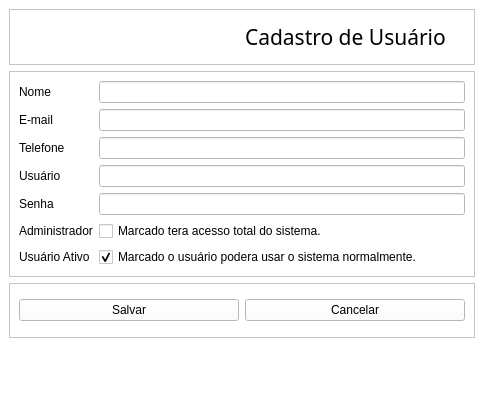
Blastoles/ProjetoSCGI, file View/Telas/CadastroUsuario.ui: the form before one commit.
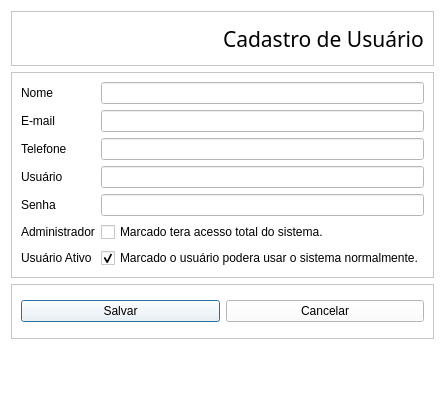
The form after the commit. Icons and pictures are not drawn.

What changed in the file:
```diff
--- a/View/Telas/CadastroUsuario.ui
+++ b/View/Telas/CadastroUsuario.ui
@@ -1,7 +1,7 @@
 <?xml version="1.0" encoding="UTF-8"?>
 <ui version="4.0">
  <class>CadastrodeUsuario</class>
- <widget class="QMainWindow" name="CadastrodeUsuario">
+ <widget class="QDialog" name="CadastrodeUsuario">
   <property name="windowModality">
    <enum>Qt::ApplicationModal</enum>
   </property>
@@ -9,8 +9,8 @@
    <rect>
     <x>0</x>
     <y>0</y>
-    <width>484</width>
-    <height>409</height>
+    <width>416</width>
+    <height>411</height>
    </rect>
   </property>
   <property name="windowTitle">
@@ -19,7 +19,11 @@
   <property name="styleSheet">
    <string notr="true">background-color: rgb(255, 255, 255);</string>
   </property>
-  <widget class="QWidget" name="centralwidget">
+  <property name="windowFilePath">
+   <string notr="true"/>
+  </property>
+  <layout class="QHBoxLayout" name="horizontalLayout_3">
+   <item>
    <layout class="QVBoxLayout" name="verticalLayout">
     <item>
      <widget class="QFrame" name="frame_4">
@@ -234,6 +238,9 @@
       <property name="styleSheet">
        <string notr="true">color: rgb(255, 0, 0);</string>
       </property>
+       <property name="frameShape">
+        <enum>QFrame::NoFrame</enum>
+       </property>
       <property name="text">
        <string/>
       </property>
@@ -243,7 +250,8 @@
      </widget>
     </item>
    </layout>
-  </widget>
+   </item>
+  </layout>
  </widget>
  <resources/>
  <connections/>
```
Left out of the diff: 5 changed lines with no effect on the pictures. Lines whose indentation alone changed are shown as unchanged.
